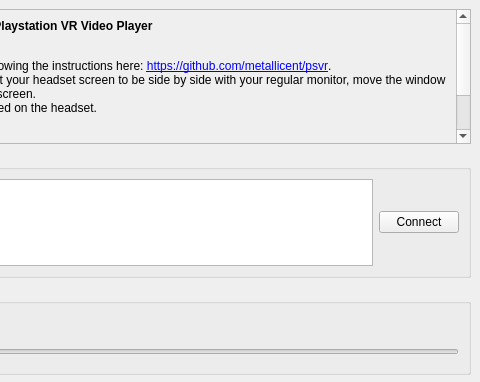
First picture: the form in src/mainwindow.ui, repository thestr4ng3r/psvr, before the edit; both pictures show x 320 to 800 and y 0 to 382 of the 800 by 600 pixel window.
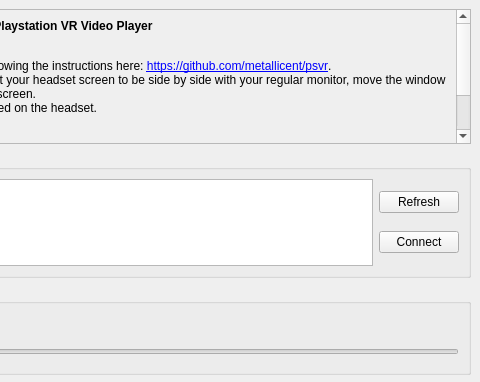
Second picture: the form after the edit.

Commit message: HID Devices List in MainWindow

Diff of the .ui file:
```diff
--- a/src/mainwindow.ui
+++ b/src/mainwindow.ui
@@ -71,7 +71,14 @@
        <item>
         <layout class="QVBoxLayout" name="verticalLayout_2">
          <item>
-          <widget class="QPushButton" name="ConnectPSVRButton">
+          <widget class="QPushButton" name="RefreshHIDDevicesButton">
+           <property name="text">
+            <string>Refresh</string>
+           </property>
+          </widget>
+         </item>
+         <item>
+          <widget class="QPushButton" name="ConnectHIDDeviceButton">
            <property name="text">
             <string>Connect</string>
            </property>
```
Left out of the diff: 8 changed lines with no effect on the pictures. The commit also changes 4 other files.
